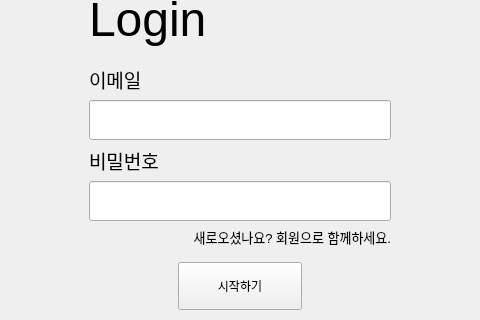
First picture: the form in UI/UI_mainwidget.ui, repository guaba98/class_album, before the edit; both pictures show x 249 to 729 and y 154 to 474 of the 978 by 600 pixel window.
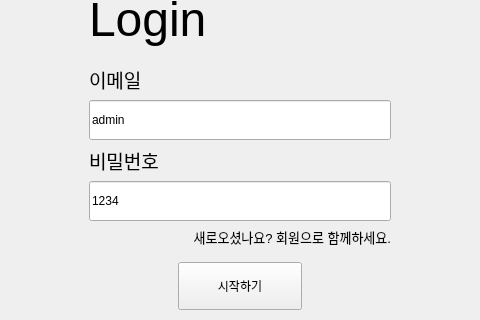
Second picture: the form after the edit.

The edit to the form file:
```diff
--- a/UI/UI_mainwidget.ui
+++ b/UI/UI_mainwidget.ui
@@ -145,6 +145,9 @@
                     <height>40</height>
                    </size>
                   </property>
+                  <property name="text">
+                   <string>admin</string>
+                  </property>
                  </widget>
                 </item>
                 <item>
@@ -167,6 +170,9 @@
                     <height>40</height>
                    </size>
                   </property>
+                  <property name="text">
+                   <string>1234</string>
+                  </property>
                  </widget>
                 </item>
                 <item>
```
